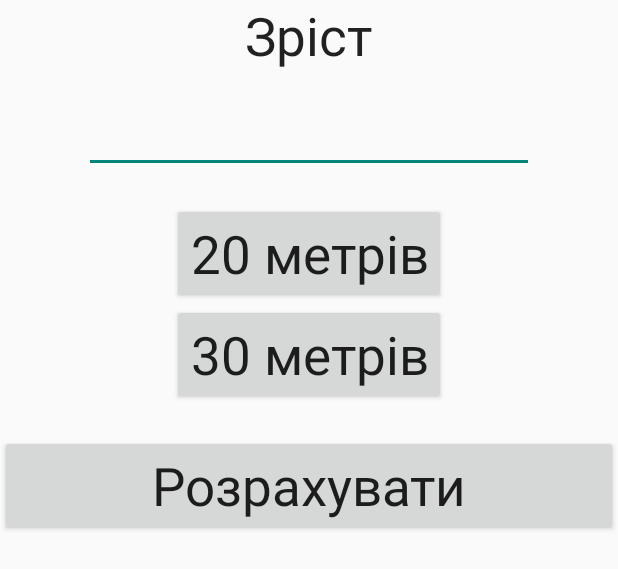
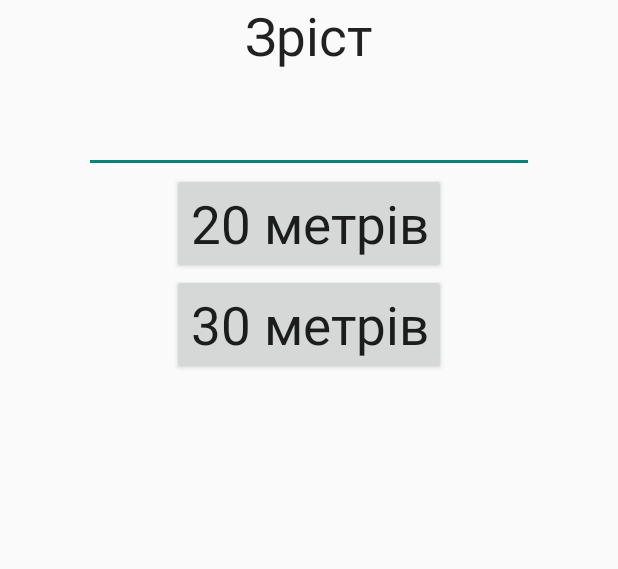
Before and after one commit to Cronverk/Metering, an Android app: the layout dialog_metering.xml on its own in the app's theme, with its tools: preview values and no code run, on a phone screen of 412 x 824 dp. Shown: the top 569 px of the screen. Run offline under Robolectric (Android 15) with nearby library versions, the phone set to English and light mode, and no system bars.

Commit message:
change interface 2.0

```diff
--- a/app/src/main/res/layout/dialog_metering.xml
+++ b/app/src/main/res/layout/dialog_metering.xml
@@ -1,7 +1,7 @@
 <?xml version="1.0" encoding="utf-8"?>
 
 <RelativeLayout xmlns:android="http://schemas.android.com/apk/res/android"
-    android:orientation="vertical" android:layout_width="wrap_content"
+    android:orientation="vertical" android:layout_width="fill_parent"
     android:layout_height="fill_parent">
 
     <TextView
@@ -12,6 +12,7 @@
         android:id="@+id/textView5"
         android:layout_gravity="center_horizontal"
         android:textSize="35dp"
+        android:gravity="center_vertical|center"
         android:layout_alignParentTop="true"
         android:layout_centerHorizontal="true" />
 
@@ -21,10 +22,11 @@
         android:inputType="numberSigned|numberDecimal"
         android:ems="10"
         android:id="@+id/editHeight"
+        android:textSize="35dp"
+        android:focusable="true"
+        android:visibility="visible"
         android:layout_below="@+id/textView5"
-        android:layout_centerHorizontal="true"
-        android:textSize="35dp"
-        android:focusable="true" />
+        android:layout_centerHorizontal="true" />
 
     <Button
         android:layout_width="wrap_content"
@@ -32,10 +34,10 @@
         android:text="20 метрiв"
         android:id="@+id/button20"
         android:textSize="35dp"
+        style="@style/AlertDialog.AppCompat"
+        android:visibility="visible"
         android:layout_below="@+id/editHeight"
-        android:layout_centerHorizontal="true"
-        style="@style/AlertDialog.AppCompat"
-        android:layout_marginTop="20dp" />
+        android:layout_centerHorizontal="true" />
 
     <Button
         android:layout_width="wrap_content"
@@ -43,22 +45,11 @@
         android:text="30 метрiв"
         android:id="@+id/button30"
         android:textSize="35dp"
+        style="@style/AlertDialog.AppCompat"
+        android:visibility="visible"
         android:layout_below="@+id/button20"
-        android:layout_centerHorizontal="true"
-        style="@style/AlertDialog.AppCompat" />
-
-    <Button
-        android:layout_width="fill_parent"
-        android:layout_height="wrap_content"
-        android:text="Розрахувати"
-        android:id="@+id/buttonOk"
-        android:layout_gravity="center_horizontal"
-        style="@style/AlertDialog.AppCompat"
-        android:textSize="35dp"
-        android:layout_below="@+id/button30"
-        android:layout_alignParentLeft="true"
-        android:layout_alignParentStart="true"
-        android:layout_marginTop="20dp" />
+        android:layout_alignLeft="@+id/button20"
+        android:layout_alignStart="@+id/button20" />
 
 
 </RelativeLayout>
```
Also changed, not shown: app/src/main/java/com/example/grass/metering/MeteringActivity.java (+6 -5 lines), app/src/main/java/com/example/grass/metering/MeteringDialog.java (+11 -15 lines).
